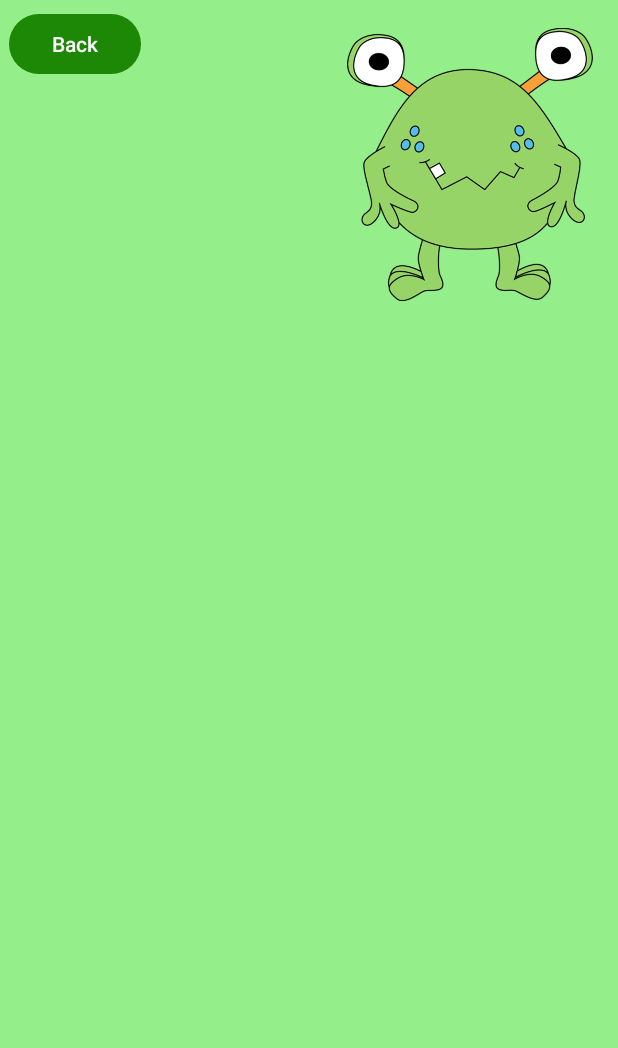
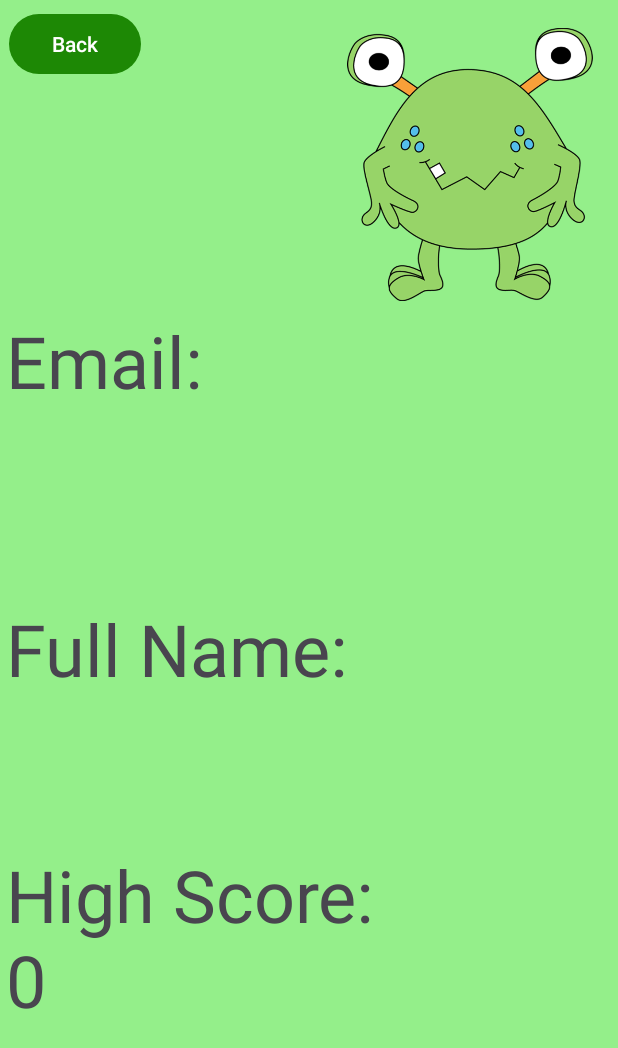
Before and after one commit to newunderscorerory/MonsterMath, an Android app: the PlayerProfile screen opened directly, with no data from a screen before it, on a phone screen of 412 x 824 dp. Shown: the top 1048 px of the screen. Run offline under Robolectric (Android 15) with nearby library versions, the phone set to English and light mode, and no system bars.

Commit message:
added questions

```diff
--- a/app/src/main/AndroidManifest.xml
+++ b/app/src/main/AndroidManifest.xml
@@ -32,7 +32,7 @@
         <activity android:name=".Controller.Lose"> </activity>
         <activity android:name=".Controller.ChooseDifficulty"> </activity>
         <activity android:name=".Controller.EditUser"></activity>
-
+        <activity android:name=".Controller.Leaderboard" />
 
     </application>
 
--- a/app/src/main/java/com/example/monstermath/Controller/Admin.kt
+++ b/app/src/main/java/com/example/monstermath/Controller/Admin.kt
@@ -63,7 +63,7 @@ class Admin : AppCompatActivity() {
         }
 
         // Set click listener for list items to handle deletion or editing
-        listView.setOnItemClickListener { parent, view, position, id ->
+        listView.setOnItemClickListener { _, _, position, _ ->
             if (isDeleteMode) {
                 val selectedCustomer = customers[position]
                 val deleted = dbHelper.removeUser(selectedCustomer.username)
--- a/app/src/main/java/com/example/monstermath/Controller/PlayerProfile.kt
+++ b/app/src/main/java/com/example/monstermath/Controller/PlayerProfile.kt
@@ -3,11 +3,11 @@ package com.example.monstermath.Controller
 import android.content.Intent
 import android.os.Bundle
 import android.widget.Button
-import androidx.appcompat.app.AppCompatActivity
-import com.example.monstermath.R
 import android.widget.TextView
 import android.widget.Toast
+import androidx.appcompat.app.AppCompatActivity
 import com.example.monstermath.Model.MonsterMathDBHelper
+import com.example.monstermath.R
 
 class PlayerProfile : AppCompatActivity() {
 
@@ -25,17 +25,16 @@ class PlayerProfile : AppCompatActivity() {
         // Retrieve user information from the database using the username
         val user = dbHelper.getCustomer(username)
 
-
-
         if (user != null) {
             val usernameTextView = findViewById<TextView>(R.id.usernameTextView)
             val emailTextView = findViewById<TextView>(R.id.emailTextView)
             val fullNameTextView = findViewById<TextView>(R.id.fullnameTextView)
+            val highScoreTextView = findViewById<TextView>(R.id.highScoreTextView) // Add high score TextView
 
             usernameTextView.text = user.username
-            emailTextView.text = user.email  // Corrected this line to display the email
-            fullNameTextView.text = user.fullname
-
+            emailTextView.text = "Email: ${user.email}"
+            fullNameTextView.text = "Full Name: ${user.fullname}"
+            highScoreTextView.text = "High Score: ${user.highScore}" // Display high score
         } else {
             // Handle case where user information is not found
             Toast.makeText(this, "Failed to retrieve user information", Toast.LENGTH_SHORT).show()
@@ -46,6 +45,5 @@ class PlayerProfile : AppCompatActivity() {
             val intent = Intent(this, StartGame::class.java)
             startActivity(intent)
         }
-
     }
 }
--- a/app/src/main/java/com/example/monstermath/Controller/StartGame.kt
+++ b/app/src/main/java/com/example/monstermath/Controller/StartGame.kt
@@ -29,5 +29,11 @@ class StartGame : AppCompatActivity() {
             intent.putExtra("USERNAME", username)
             startActivity(intent)
         }
+
+        val leaderButton: Button = findViewById(R.id.leaderboard)
+        leaderButton.setOnClickListener {
+            val intent = Intent(this, Leaderboard::class.java)
+            startActivity(intent)
+        }
     }
 }
--- a/app/src/main/res/layout/admin.xml
+++ b/app/src/main/res/layout/admin.xml
@@ -12,7 +12,9 @@
         android:layout_height="363dp"
         android:layout_marginStart="56dp"
         android:layout_marginTop="42dp"
-        android:background="#7E7979"
+        android:background="@color/white"
+        android:divider="@color/black"
+        android:dividerHeight="10dp"
         app:layout_constraintStart_toStartOf="parent"
         app:layout_constraintTop_toTopOf="parent" />
 
--- a/app/src/main/res/layout/answers_layout.xml
+++ b/app/src/main/res/layout/answers_layout.xml
@@ -2,8 +2,8 @@
     android:id="@+id/grid_item_text"
     android:layout_width="match_parent"
     android:layout_height="wrap_content"
-    android:padding="8dp"
+    android:padding="10dp"
     android:textAlignment="center"
     android:textColor="#000000"
-    android:textSize="96sp"
+    android:textSize="60sp"
     android:textStyle="bold" />
--- a/app/src/main/res/layout/playerprofile.xml
+++ b/app/src/main/res/layout/playerprofile.xml
@@ -21,8 +21,8 @@
         android:id="@+id/usernameTextView"
         android:layout_width="248dp"
         android:layout_height="75dp"
-        android:layout_marginStart="68dp"
-        android:layout_marginTop="240dp"
+        android:layout_marginStart="4dp"
+        android:layout_marginTop="84dp"
         android:text="username"
         android:textSize="48sp"
         app:layout_constraintStart_toStartOf="parent"
@@ -30,21 +30,32 @@
 
     <TextView
         android:id="@+id/emailTextView"
-        android:layout_width="268dp"
-        android:layout_height="113dp"
-        android:layout_marginStart="68dp"
-        android:layout_marginTop="388dp"
-        android:text="Game Complete"
+        android:layout_width="386dp"
+        android:layout_height="184dp"
+        android:layout_marginStart="4dp"
+        android:layout_marginTop="208dp"
+        android:text="Email"
         android:textSize="48sp"
         app:layout_constraintStart_toStartOf="parent"
         app:layout_constraintTop_toTopOf="parent" />
 
     <TextView
         android:id="@+id/fullnameTextView"
+        android:layout_width="389dp"
+        android:layout_height="147dp"
+        android:layout_marginStart="4dp"
+        android:layout_marginTop="400dp"
+        android:text="Full Name"
+        android:textSize="48sp"
+        app:layout_constraintStart_toStartOf="parent"
+        app:layout_constraintTop_toTopOf="parent" />
+
+    <TextView
+        android:id="@+id/highScoreTextView"
         android:layout_width="268dp"
         android:layout_height="113dp"
-        android:layout_marginStart="68dp"
-        android:layout_marginTop="584dp"
+        android:layout_marginStart="4dp"
+        android:layout_marginTop="564dp"
         android:text="High Score"
         android:textSize="48sp"
         app:layout_constraintStart_toStartOf="parent"
```
Also changed, not shown: app/src/main/java/com/example/monstermath/Controller/Game.kt (+2 -9 lines), app/src/main/java/com/example/monstermath/Controller/Leaderboard.kt (added, +36 -0 lines), app/src/main/java/com/example/monstermath/Model/MonsterMathDBHelper.kt (+30 -4 lines), app/src/main/res/layout/leaderboard.xml (added, +46 -0 lines), app/src/main/res/layout/start.xml (+11 -1 lines).
